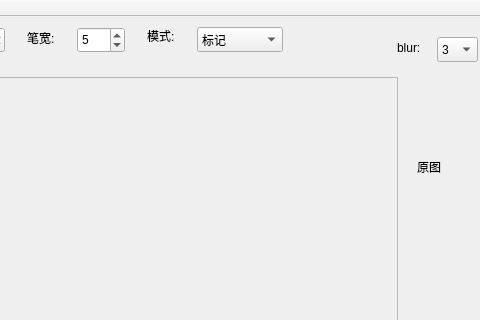
The window that mainwindow.ui (Mannix1994/QDataTagger) describes before a commit, drawn with Qt 5; both pictures show x 573 to 1053 and y 0 to 320 of the 1366 by 768 pixel window.
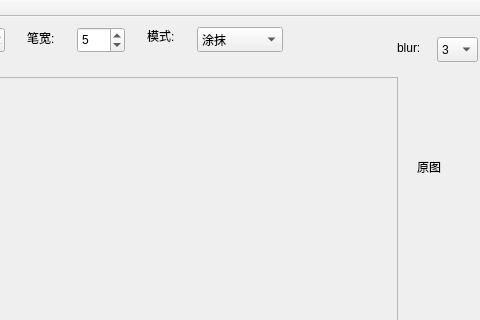
The same window after the commit.

Diff of the .ui file:
```diff
--- a/mainwindow.ui
+++ b/mainwindow.ui
@@ -439,7 +439,7 @@
     </property>
     <item>
      <property name="text">
-      <string>标记</string>
+      <string extracomment="覆盖检测出的Canny边">涂抹</string>
      </property>
     </item>
     <item>
```
Left out of the diff: 7 changed lines with no effect on the pictures.
